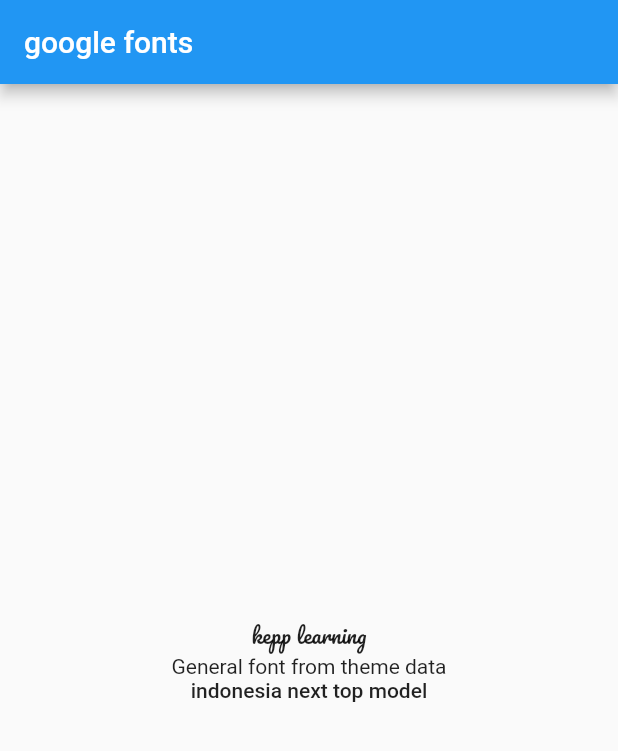
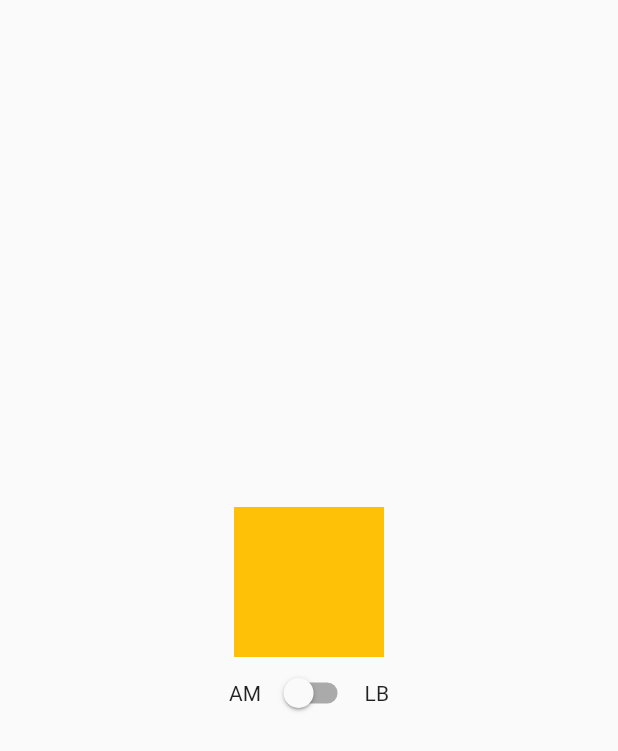
Before and after one commit to subhanassiddik/MyFlutterWidgetsLearn, a Flutter app: the screen it shows after launch, on a phone screen of 412 x 824 dp. Shown: the top 751 px of the screen. Run offline on Flutter 3.47's test engine with Material 2 defaults, Android fonts, the phone set to English and light mode, and no system bars; our stand-ins replace get, google_fonts; Roboto replaces fonts that are missing (Abel).

Commit message:
state management : package provider part1

```diff
--- /dev/null
+++ b/lib/2_should_know/1_provider/1/1_main.dart
@@ -0,0 +1,41 @@
+import 'package:flutter/material.dart';
+import 'package:provider/provider.dart';
+import 'package:flutter_widget_learn/2_should_know/1_provider/1/2_application_color.dart';
+
+//sebelum membungkus scaffold dengan ChangeNotifierProvider tambahkan provider di pubspec
+//consumer => mennadakan bahwa widget mana yang akan diubah,menunggu perubahan dari applicatin color
+
+class WidgetProvider extends StatelessWidget {
+  @override
+  Widget build(BuildContext context) {
+    return MaterialApp(
+      debugShowCheckedModeBanner: false,
+      home: ChangeNotifierProvider<ApplicationColor>(
+        create: (context) => ApplicationColor(),
+        child: Scaffold(
+          body: Column(
+              mainAxisAlignment: MainAxisAlignment.center,
+              children: <Widget>[
+                Consumer<ApplicationColor>(
+                  builder: (context, applicationColor, _) => AnimatedContainer(
+                      height: 100,
+                      width: 100,
+                      color: applicationColor.color,
+                      duration: Duration(milliseconds: 10)),
+                ),
+                Row(mainAxisAlignment: MainAxisAlignment.center, children: [
+                  Container(margin: EdgeInsets.all(5), child: Text('AM')),
+                  Consumer<ApplicationColor>(
+                      builder: (context, applicationColor, _) => Switch(
+                          value: applicationColor.isLightblue,
+                          onChanged: (value) {
+                            applicationColor.isLightblue = value;
+                          })),
+                  Container(margin: EdgeInsets.all(5), child: Text('LB'))
+                ])
+              ]),
+        ),
+      ),
+    );
+  }
+}
--- /dev/null
+++ b/lib/2_should_know/1_provider/1/2_application_color.dart
@@ -0,0 +1,17 @@
+import 'package:flutter/foundation.dart';
+import 'package:flutter/material.dart';
+
+//ini adalah shared state dengan class application color
+//shared state harus implementasi class Changenotifier
+//tambahkan provider di pubspec
+
+class ApplicationColor with ChangeNotifier {
+  bool _isLightblue = false;
+  bool get isLightblue => this._isLightblue;
+  set isLightblue(bool value) {
+    this._isLightblue = value;
+    notifyListeners();
+  }
+
+  Color get color => (_isLightblue) ? Colors.lightBlue : Colors.amber;
+}
--- a/lib/main.dart
+++ b/lib/main.dart
@@ -1,5 +1,6 @@
 import 'package:flutter/material.dart';
-import 'package:flutter_widget_learn/1_must_know/3_others/3_more_widgets/7_google_font.dart';
+import 'package:flutter_widget_learn/2_should_know/1_provider/1/1_main.dart';
+// import 'package:flutter_widget_learn/1_must_know/3_others/3_more_widgets/7_google_font.dart';
 // import 'package:flutter_widget_learn/1_must_know/3_others/3_more_widgets/5_tabbar.dart';
 // import 'package:flutter_widget_learn/1_must_know/3_others/3_more_widgets/6_dropdown.dart';
 // import 'package:flutter_widget_learn/1_must_know/3_others/3_more_widgets/4_hero_clipRRect.dart';
@@ -43,8 +44,8 @@ void main() {
       // MyApp(),
       // WidgetTabBar(),
       // WidgetDropDown(),
-    GoogleFont()
-  );
+      // GoogleFont(),
+      WidgetProvider());
 }
 
 class MyApp extends StatelessWidget {
--- a/pubspec.yaml
+++ b/pubspec.yaml
@@ -26,6 +26,7 @@ dependencies:
     sdk: flutter
   get: ^3.4.2
   google_fonts: ^2.1.0
+  provider: ^4.1.0+1
 
 dev_dependencies:
   flutter_test:
```
Also changed, not shown: pubspec.lock. Lines whose indentation alone changed are shown as unchanged.
